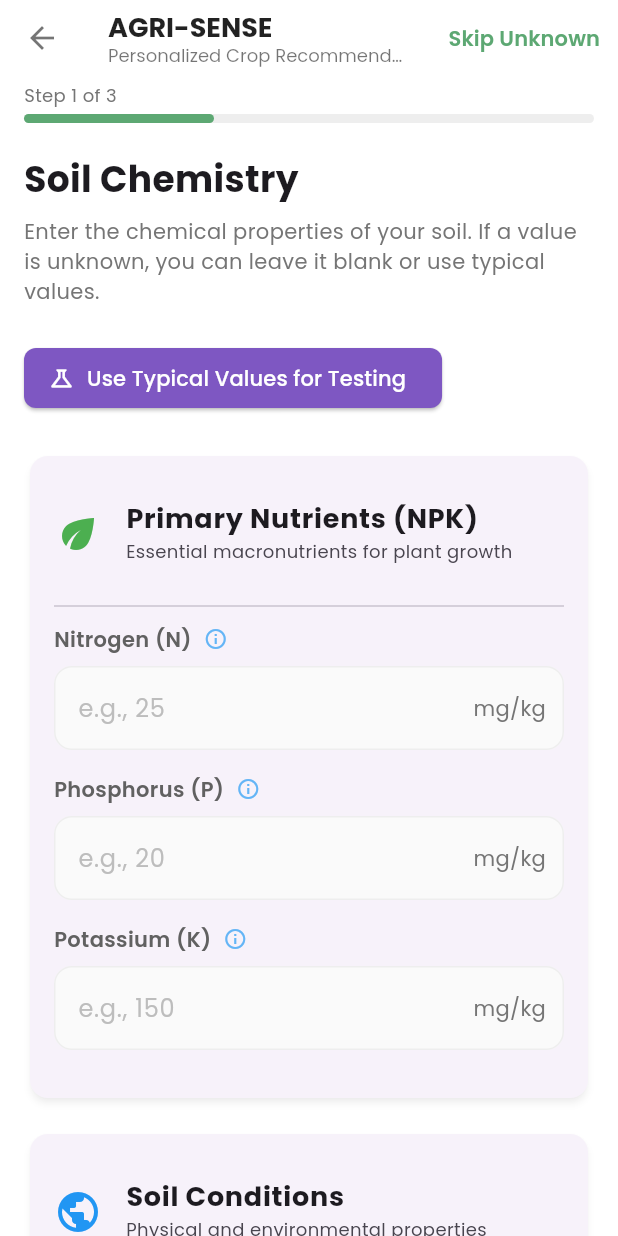
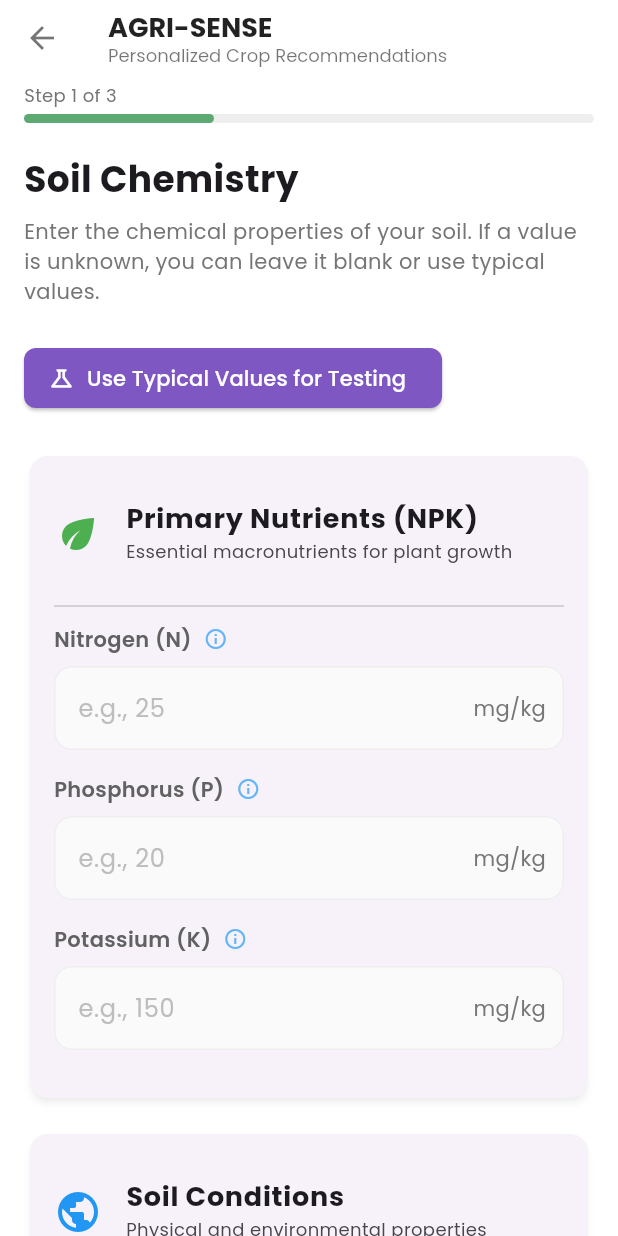
Before and after one commit to shaheenNawaf/npk_s_v2, a Flutter app: the SoilChemistryScreen screen opened directly, on a phone screen of 412 x 824 dp. Run offline on Flutter 3.47's test engine with Material 3 defaults, Android fonts, the phone set to English and light mode, and no system bars; our stand-ins replace csv, file_picker, flutter_blue_plus, geolocator, google_fonts, google_generative_ai; missing offline and left inert: excel; network calls fail.

Commit message:
Removed 'skip unknown' button, useless

```diff
--- a/lib/pages/widgets/form_app_bar.dart
+++ b/lib/pages/widgets/form_app_bar.dart
@@ -41,21 +41,6 @@ class FormAppBar extends StatelessWidget implements PreferredSizeWidget {
           ),
         ],
       ),
-      actions: [
-        TextButton(
-          onPressed: () {
-            // Logic for skipping unknown fields would go here
-            // For now, it can just proceed to the next step
-          },
-          child: Text(
-            "Skip Unknown",
-            style: GoogleFonts.poppins(
-              color: primaryGreen,
-              fontWeight: FontWeight.w600,
-            ),
-          ),
-        ),
-      ],
       bottom: PreferredSize(
         preferredSize: const Size.fromHeight(10.0),
         child: Padding(
--- a/lib/services/prediction_service.dart
+++ b/lib/services/prediction_service.dart
@@ -114,7 +114,7 @@ class PredictionService {
       return PredictionResponse(
         status: 'success',
         modelType: 'Hybrid ANN Classifier',
-        accuracyNote: 'Model outputs top 3 ranked crops by confidence.',
+        accuracyNote: 'Model outputs Top 3 Ranked crops by confidence.',
         inputFeaturesUsed: payload.length,
         topRecommendation: topRec,
         alternativeRecommendations: alternatives,
```
